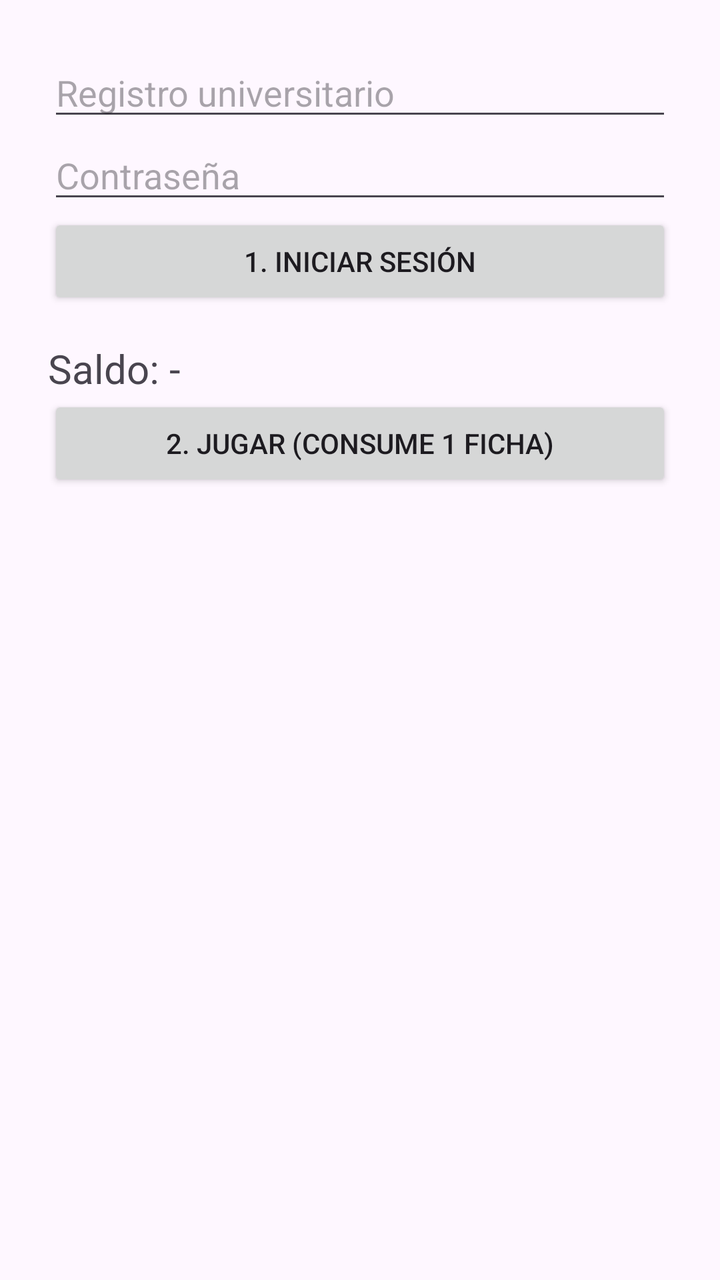
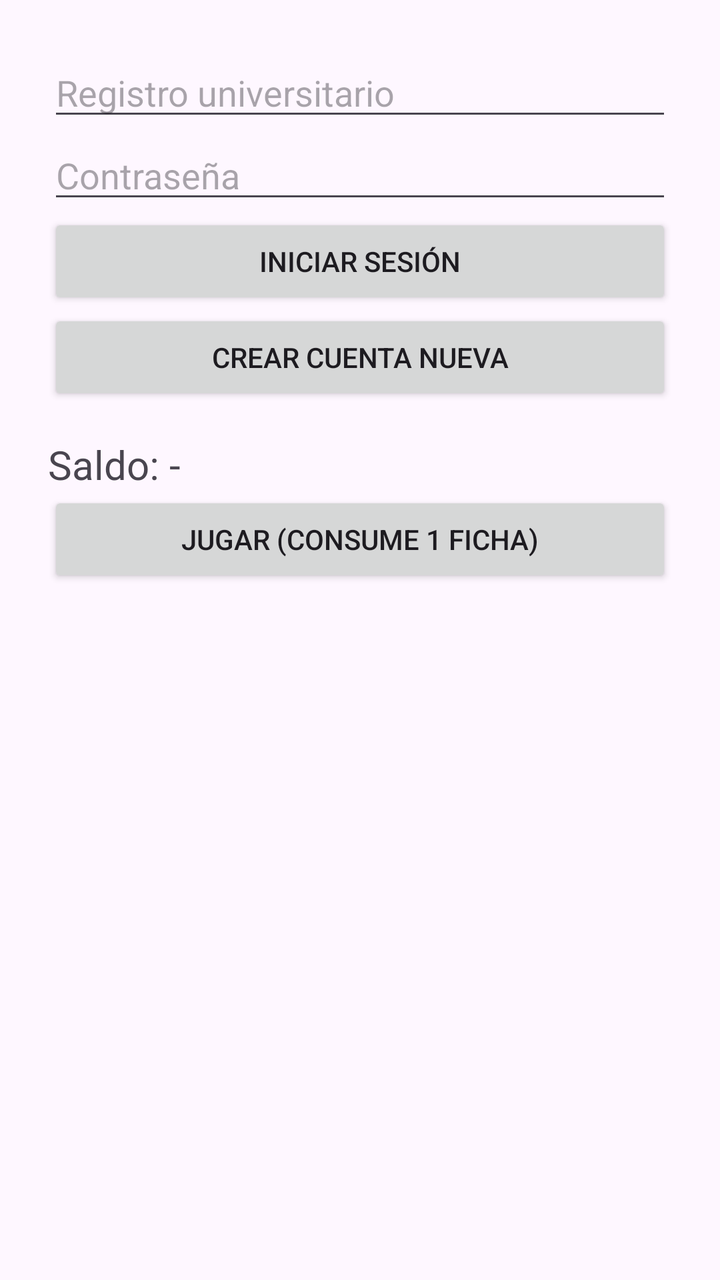

Screens rendered from an Android XML layout before and after an edit, with the pre-edit source and the edit as a unified diff.
<!-- AndroidManifest.xml: application theme Theme.CubeRunner -->
<!-- res/layout/activity_main.xml -->
<?xml version="1.0" encoding="utf-8"?>
<LinearLayout xmlns:android="http://schemas.android.com/apk/res/android"
    android:layout_width="match_parent"
    android:layout_height="match_parent"
    android:orientation="vertical"
    android:padding="24dp">

    <EditText
        android:id="@+id/etRegistro"
        android:layout_width="match_parent"
        android:layout_height="wrap_content"
        android:autofillHints="username"
        android:hint="Registro universitario"
        android:inputType="text" />

    <EditText
        android:id="@+id/etPassword"
        android:layout_width="match_parent"
        android:layout_height="wrap_content"
        android:autofillHints="password"
        android:hint="Contraseña"
        android:inputType="textPassword" />

    <Button
        android:id="@+id/btnLogin"
        android:layout_width="match_parent"
        android:layout_height="wrap_content"
        android:text="1. Iniciar sesión" />

    <TextView
        android:id="@+id/tvSaldo"
        android:layout_width="match_parent"
        android:layout_height="wrap_content"
        android:paddingTop="16dp"
        android:text="Saldo: -"
        android:textSize="20sp" />

    <Button
        android:id="@+id/btnJugar"
        android:layout_width="match_parent"
        android:layout_height="wrap_content"
        android:text="2. Jugar (consume 1 ficha)" />

    <TextView
        android:id="@+id/tvLog"
        android:layout_width="match_parent"
        android:layout_height="wrap_content"
        android:paddingTop="16dp" />
</LinearLayout>
<!-- resources referenced by this layout -->
<resources>
  <style name="Theme.CubeRunner" parent="Base.Theme.CubeRunner" />
  <style name="Base.Theme.CubeRunner" parent="Theme.Material3.DayNight.NoActionBar">
          
          
      </style>
</resources>

<!-- the commit's change to res/layout/activity_main.xml (unified diff, before → after) -->
@@ -25,7 +25,13 @@
         android:id="@+id/btnLogin"
         android:layout_width="match_parent"
         android:layout_height="wrap_content"
-        android:text="1. Iniciar sesión" />
+        android:text="Iniciar sesión" />
+
+    <Button
+        android:id="@+id/btnRegistro"
+        android:layout_width="match_parent"
+        android:layout_height="wrap_content"
+        android:text="Crear cuenta nueva" />
 
     <TextView
         android:id="@+id/tvSaldo"
@@ -39,7 +45,7 @@
         android:id="@+id/btnJugar"
         android:layout_width="match_parent"
         android:layout_height="wrap_content"
-        android:text="2. Jugar (consume 1 ficha)" />
+        android:text="Jugar (consume 1 ficha)" />
 
     <TextView
         android:id="@+id/tvLog"
